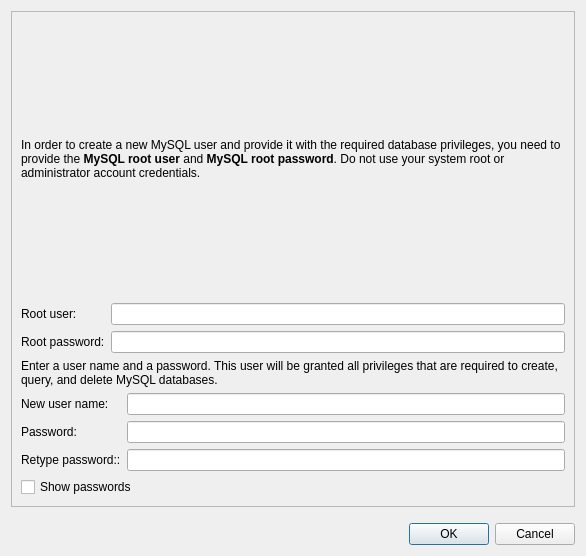
Old version of the form coquery/gui/createUser.ui in the repository gkunter/coquery.
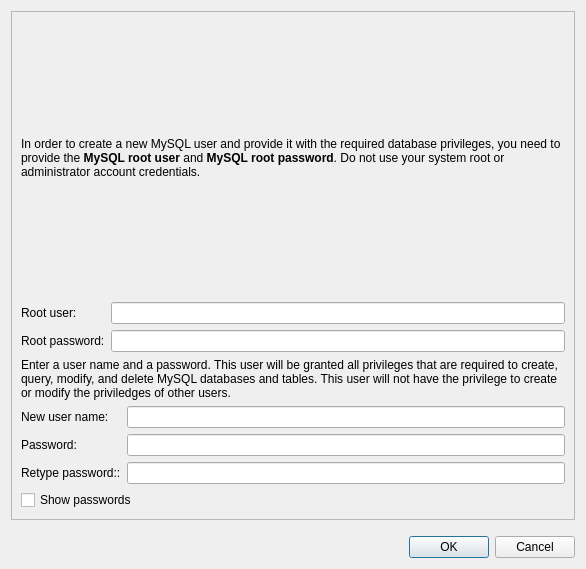
New version of the form.

Diff of the .ui file:
```diff
--- a/coquery/gui/createUser.ui
+++ b/coquery/gui/createUser.ui
@@ -7,7 +7,7 @@
     <x>0</x>
     <y>0</y>
     <width>586</width>
-    <height>556</height>
+    <height>569</height>
    </rect>
   </property>
   <property name="windowTitle">
@@ -95,7 +95,7 @@
       <item>
        <widget class="QLabel" name="label_7">
         <property name="text">
-         <string>&lt;html&gt;&lt;head/&gt;&lt;body&gt;&lt;p&gt;Enter a user name and a password. This user will be granted all privileges that are required to create, query, and delete MySQL databases.&lt;/p&gt;&lt;/body&gt;&lt;/html&gt;</string>
+         <string>&lt;html&gt;&lt;head/&gt;&lt;body&gt;&lt;p&gt;Enter a user name and a password. This user will be granted all privileges that are required to create, query, modify, and delete MySQL databases and tables. This user will not have the privilege to create or modify the priviledges of other users.&lt;/p&gt;&lt;/body&gt;&lt;/html&gt;</string>
         </property>
         <property name="wordWrap">
          <bool>true</bool>
```
